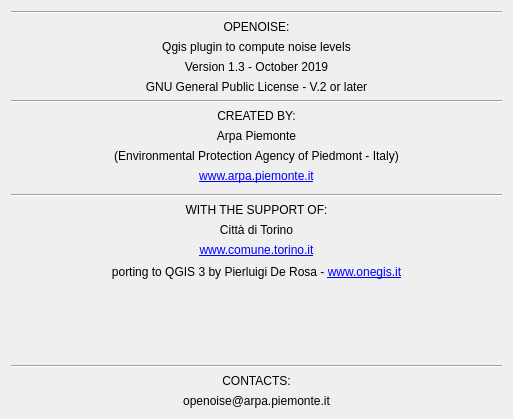
Before: the Qt Designer form tools/ui_Credits.ui in Arpapiemonte/openoise-map, drawn with Qt 5.
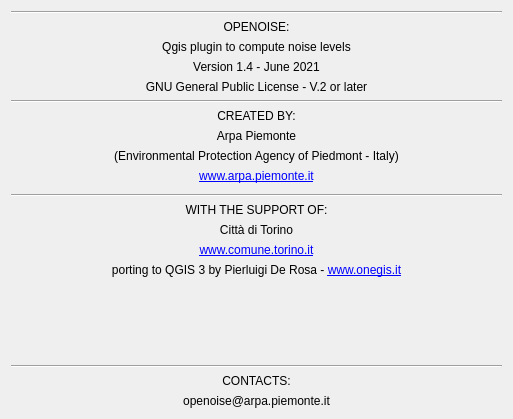
After: the same form once the commit is applied.

What changed in the file:
```diff
--- a/tools/ui_Credits.ui
+++ b/tools/ui_Credits.ui
@@ -95,7 +95,7 @@
       </size>
      </property>
      <property name="text">
-      <string>Version 1.3 - October 2019</string>
+      <string>Version 1.4 - June 2021</string>
      </property>
      <property name="alignment">
       <set>Qt::AlignCenter</set>
@@ -290,22 +290,6 @@
      </property>
     </widget>
    </item>
-   <item>
-    <spacer name="verticalSpacer_3">
-     <property name="orientation">
-      <enum>Qt::Vertical</enum>
-     </property>
-     <property name="sizeType">
-      <enum>QSizePolicy::Preferred</enum>
-     </property>
-     <property name="sizeHint" stdset="0">
-      <size>
-       <width>20</width>
-       <height>2</height>
-      </size>
-     </property>
-    </spacer>
-   </item>
    <item>
     <widget class="QLabel" name="label_9">
      <property name="text">
```
Left out of the diff: 10 changed lines with no effect on the pictures.
